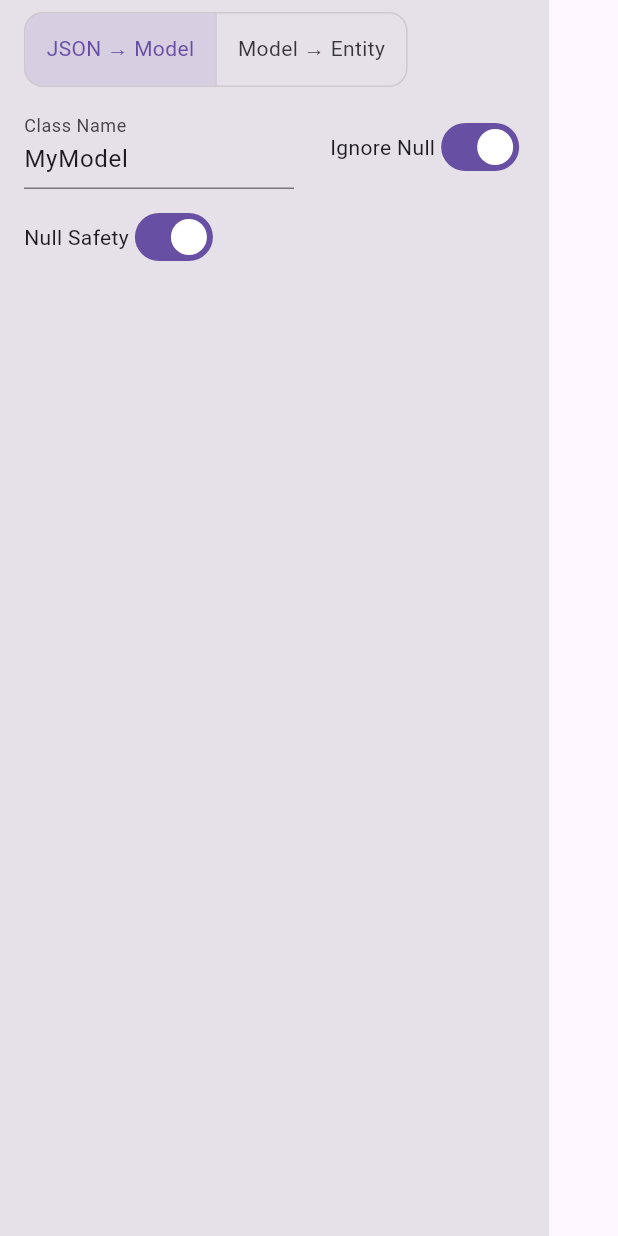
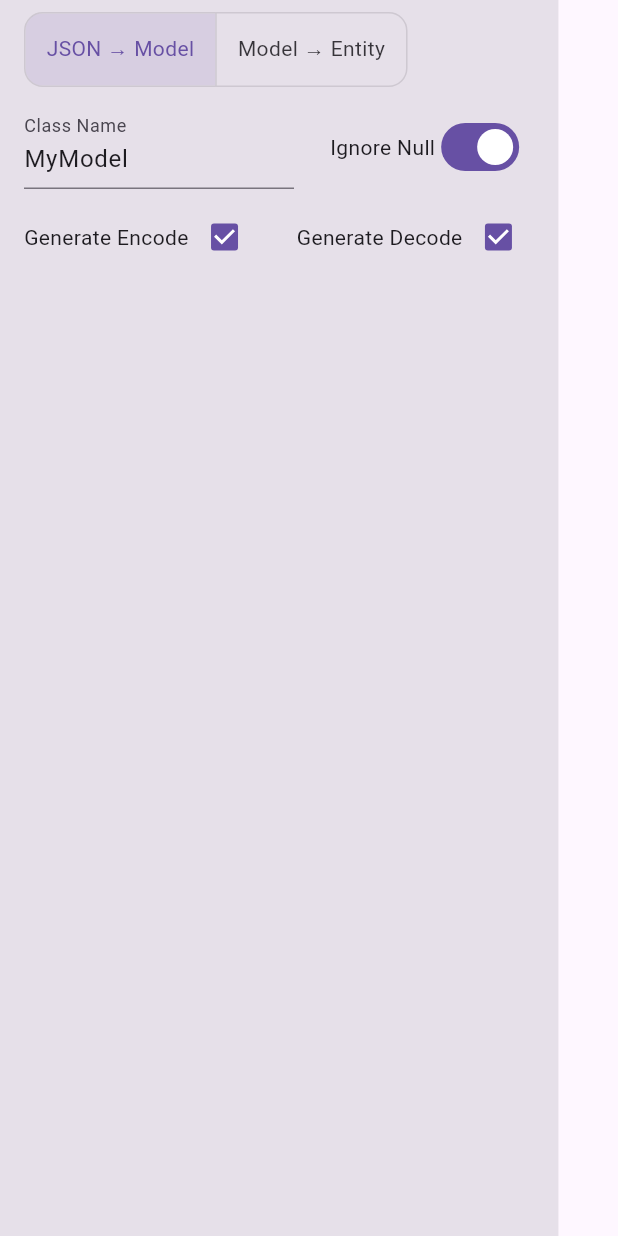
Before and after one commit to Sahim98/dart-mappable-data-model-generator.github.io, a Flutter app: the TopPanel widget shown alone on an empty page, opened directly, on a phone screen of 412 x 824 dp. Run offline on Flutter 3.47's test engine with Material 3 defaults, Android fonts, the phone set to English and light mode, and no system bars; our stand-ins replace flutter_highlight, flutter_riverpod, recase; missing offline and left inert: dart_style.

Commit message:
fix: fixed top pannel parameter options

```diff
--- a/lib/models/mappable_options.dart
+++ b/lib/models/mappable_options.dart
@@ -12,7 +12,7 @@ class MappableOptions {
   factory MappableOptions.initial() => MappableOptions(
     ignoreNull: true,
     caseStyle: 'camelCase',
-    generateMethods: ['Encode', 'Decode'],
+    generateMethods: ['encode', 'decode'],
   );
 
   MappableOptions copyWith({
--- a/lib/ui/top_panel.dart
+++ b/lib/ui/top_panel.dart
@@ -3,7 +3,6 @@ import 'package:flutter_riverpod/flutter_riverpod.dart';
 import 'package:quick_parse/models/model_config.dart';
 import 'package:quick_parse/utils/enum/conversion_mode_enum.dart';
 import '../providers/model_provider.dart';
-
 
 class TopPanel extends ConsumerStatefulWidget {
   const TopPanel({super.key});
@@ -94,7 +93,10 @@ class _TopPanelState extends ConsumerState<TopPanel> {
   }
 
   Widget _buildJsonOptions(
-      WidgetRef ref, ModelConfig model, ModelNotifier notifier) {
+    WidgetRef ref,
+    ModelConfig model,
+    ModelNotifier notifier,
+  ) {
     return Wrap(
       spacing: 24,
       runSpacing: 8,
@@ -118,14 +120,48 @@ class _TopPanelState extends ConsumerState<TopPanel> {
             ),
           ],
         ),
+
         Row(
           mainAxisSize: MainAxisSize.min,
           children: [
-            const Text('Null Safety'),
-            Switch(
-              value: model.nullSafety,
-              onChanged: (v) =>
-                  notifier.state = notifier.state.copyWith(nullSafety: v),
+            const Text('Generate Encode'),
+            Checkbox(
+              value: model.options.generateMethods.contains('encode'),
+              onChanged: (v) {
+                final methods = List<String>.from(
+                  model.options.generateMethods,
+                );
+                if (v == true) {
+                  if (!methods.contains('encode')) methods.add('encode');
+                } else {
+                  methods.remove('encode');
+                }
+                notifier.setOptions(
+                  model.options.copyWith(generateMethods: methods),
+                );
+              },
+            ),
+          ],
+        ),
+        Row(
+          mainAxisSize: MainAxisSize.min,
+          children: [
+            const Text('Generate Decode'),
+            Checkbox(
+              value: model.options.generateMethods.contains('decode'),
+              onChanged: (v) {
+                final methods = List<String>.from(
+                  model.options.generateMethods,
+                );
+                if (v == true) {
+                  if (!methods.contains('decode')) methods.add('decode');
+                } else {
+                  methods.remove('decode');
+                }
+                notifier.setOptions(
+                  model.options.copyWith(generateMethods: methods),
+                );
+              },
             ),
           ],
         ),
```
Also changed, not shown: lib/providers/model_provider.dart (+14 -11 lines), lib/services/code_generator.dart (+7 -1 lines).
